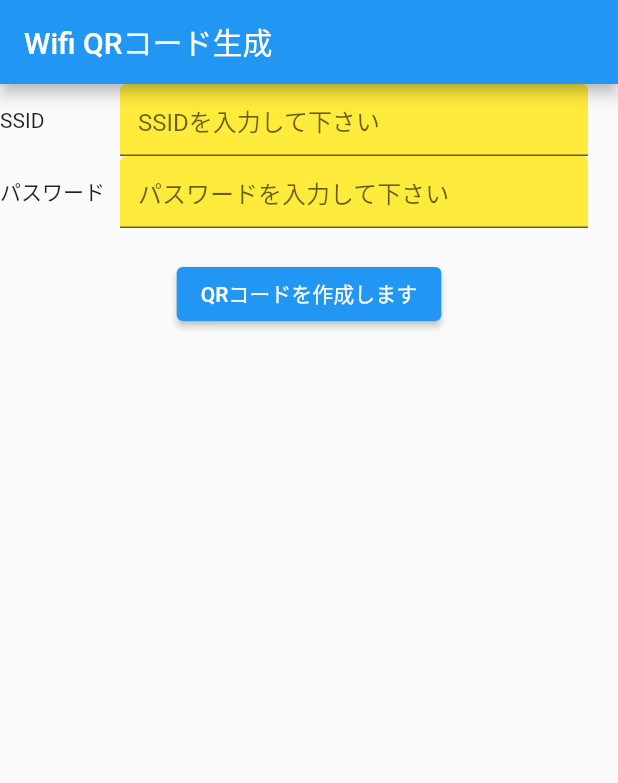
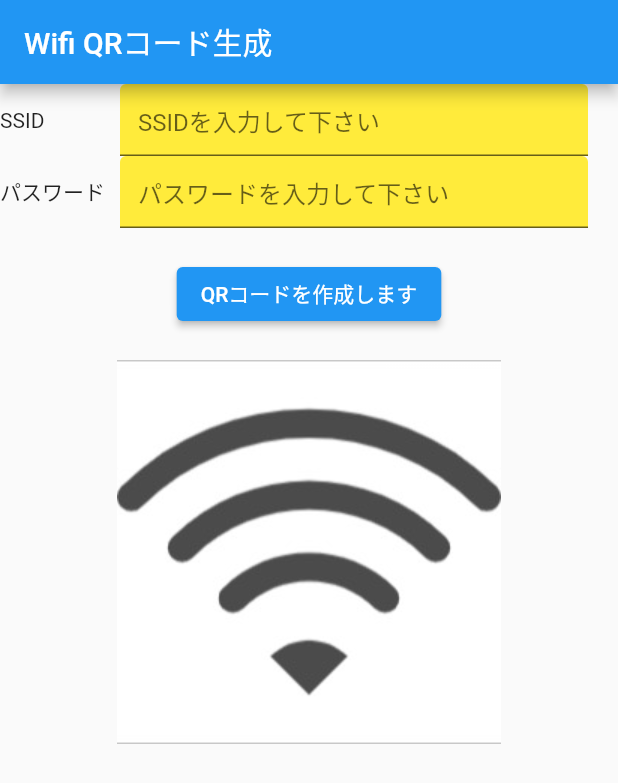
Before and after one commit to ntsts03/wifi_qrcode, a Flutter app: the screen it shows after launch, on a phone screen of 412 x 824 dp. Shown: the top 783 px of the screen. Run offline on Flutter 3.47's test engine with Material 2 defaults, Android fonts, the phone set to English and light mode, and no system bars.

Commit message:
QRコードの画像欄を作成

```diff
--- a/lib/main.dart
+++ b/lib/main.dart
@@ -74,6 +74,7 @@ class _WifiQRCodeState extends State<WifiQRCode> {
               child: const Text('QRコードを作成します'),
             ),
           ),
+          Image.asset('images/wifi_icon.jpeg'),
         ],
       ),
     );
--- a/pubspec.yaml
+++ b/pubspec.yaml
@@ -60,8 +60,8 @@ flutter:
   uses-material-design: true
 
   # To add assets to your application, add an assets section, like this:
-  # assets:
-  #   - images/a_dot_burr.jpeg
+  assets:
+    - images/
   #   - images/a_dot_ham.jpeg
 
   # An image asset can refer to one or more resolution-specific "variants", see
```
Also changed, not shown: images/wifi_icon.jpeg (added).
